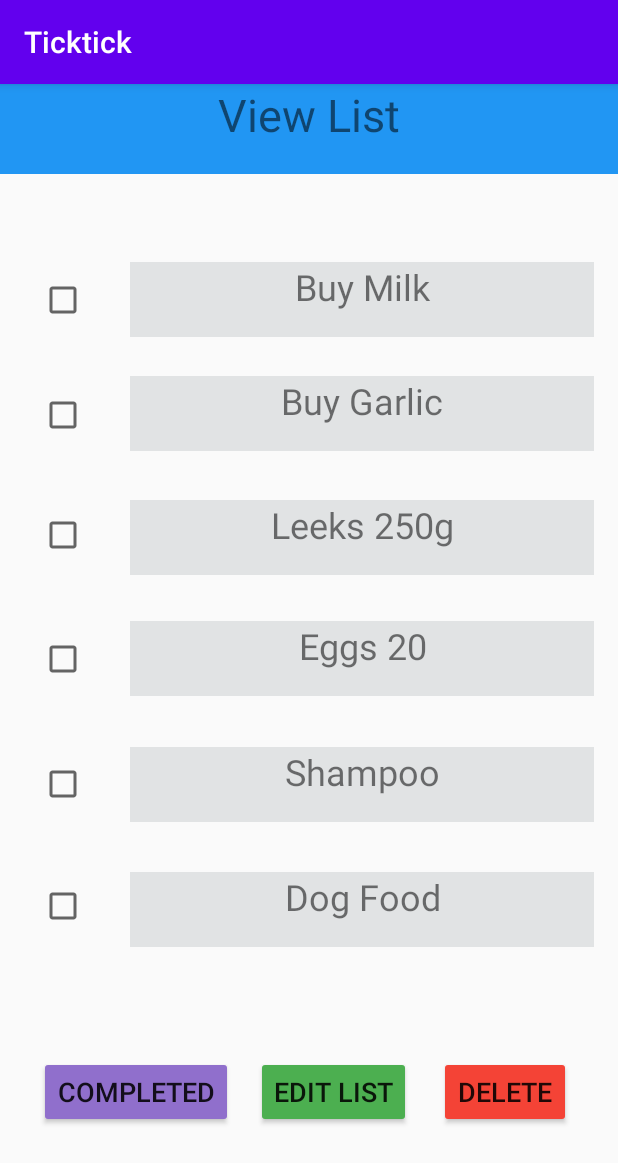
After one commit to lahiru128/Ticktick-Android-Application, an Android app: the ViewList screen opened directly, with no data from a screen before it, on a phone screen of 412 x 824 dp. The commit adds this screen. Shown: the top 1163 px of the screen. Run offline under Robolectric (Android 15) with nearby library versions, the phone set to English and light mode, and no system bars.

Commit message:
Interfaces Added

```diff
--- a/app/build.gradle
+++ b/app/build.gradle
@@ -26,7 +26,10 @@ dependencies {
     implementation fileTree(dir: "libs", include: ["*.jar"])
     implementation 'androidx.appcompat:appcompat:1.2.0'
     implementation 'androidx.constraintlayout:constraintlayout:1.1.3'
-    testImplementation 'junit:junit:4.12'
+    implementation 'androidx.recyclerview:recyclerview:1.1.0'
+    implementation 'com.google.android.material:material:1.2.0'
+    implementation 'com.google.android.material:material:1.3.0-alpha02'
+    testImplementation 'junit:junit:4.13'
     androidTestImplementation 'androidx.test.ext:junit:1.1.1'
     androidTestImplementation 'androidx.test.espresso:espresso-core:3.2.0'
 
--- a/app/src/main/AndroidManifest.xml
+++ b/app/src/main/AndroidManifest.xml
@@ -9,7 +9,10 @@
         android:roundIcon="@mipmap/ic_launcher_round"
         android:supportsRtl="true"
         android:theme="@style/AppTheme">
-        <activity android:name=".MainActivity">
+        <activity android:name=".EditList"></activity>
+        <activity android:name=".ViewList" />
+        <activity android:name=".CreateList" />
+        <activity android:name=".Dashboard">
             <intent-filter>
                 <action android:name="android.intent.action.MAIN" />
 
--- /dev/null
+++ b/app/src/main/java/com/example/ticktick/ViewList.java
@@ -0,0 +1,86 @@
+package com.example.ticktick;
+
+import android.content.DialogInterface;
+import android.os.Bundle;
+import android.view.View;
+import android.widget.Button;
+import android.widget.Toast;
+
+import androidx.appcompat.app.AlertDialog;
+import androidx.appcompat.app.AppCompatActivity;
+
+public class ViewList extends AppCompatActivity {
+    Button closeButton;
+    AlertDialog.Builder builder;
+
+    @Override
+    protected void onCreate(Bundle savedInstanceState) {
+        super.onCreate(savedInstanceState);
+        setContentView(R.layout.activity_view_list);
+
+        closeButton = (Button) findViewById(R.id.button6);
+        builder = new AlertDialog.Builder(this);
+        closeButton.setOnClickListener(new View.OnClickListener() {
+
+            public void onClick(View v) {
+
+                builder.setMessage(R.string.dialog_message) .setTitle(R.string.dialog_title);
+
+                builder.setMessage("Are You Sure Want To Delete?")
+                        .setCancelable(false)
+                        .setPositiveButton("Yes", new DialogInterface.OnClickListener() {
+                            public void onClick(DialogInterface dialog, int id) {
+                                finish();
+                                Toast.makeText(getApplicationContext(),"you choose yes action for alertbox",
+                                        Toast.LENGTH_SHORT).show();
+                            }
+                        })
+                        .setNegativeButton("No", new DialogInterface.OnClickListener() {
+                            public void onClick(DialogInterface dialog, int id) {
+                                dialog.cancel();
+                                Toast.makeText(getApplicationContext(),"you choose no action for alertbox",
+                                        Toast.LENGTH_SHORT).show();
+                            }
+                        });
+                //Creating dialog box
+                AlertDialog alert = builder.create();
+                //Setting the title manually
+                alert.setTitle("Shopping");
+                alert.show();
+            }
+        });
+
+        closeButton = (Button) findViewById(R.id.button5);
+        builder = new AlertDialog.Builder(this);
+        closeButton.setOnClickListener(new View.OnClickListener() {
+
+            public void onClick(View v) {
+
+                builder.setMessage(R.string.dialog_message) .setTitle(R.string.dialog_title);
+
+                builder.setMessage("2 To-dos Not Complted. Are You Sure Want To Mark As Complete?")
+                        .setCancelable(false)
+                        .setPositiveButton("Yes", new DialogInterface.OnClickListener() {
+                            public void onClick(DialogInterface dialog, int id) {
+                                finish();
+                                Toast.makeText(getApplicationContext(),"you choose yes action for ",
+                                        Toast.LENGTH_SHORT).show();
+                            }
+                        })
+                        .setNegativeButton("No", new DialogInterface.OnClickListener() {
+                            public void onClick(DialogInterface dialog, int id) {
+                                dialog.cancel();
+                                Toast.makeText(getApplicationContext(),"you choose no action for alertbox",
+                                        Toast.LENGTH_SHORT).show();
+                            }
+                        });
+                //Creating dialog box
+                AlertDialog alert = builder.create();
+                //Setting the title manually
+                alert.setTitle("Shopping");
+                alert.show();
+            }
+        });
+
+    }
+}
--- /dev/null
+++ b/app/src/main/res/layout/activity_view_list.xml
@@ -0,0 +1,221 @@
+<?xml version="1.0" encoding="utf-8"?>
+<androidx.constraintlayout.widget.ConstraintLayout xmlns:android="http://schemas.android.com/apk/res/android"
+    xmlns:app="http://schemas.android.com/apk/res-auto"
+    xmlns:tools="http://schemas.android.com/tools"
+    android:layout_width="match_parent"
+    android:layout_height="match_parent"
+    tools:context=".ViewList">
+
+    <TextView
+        android:id="@+id/textView2"
+        android:layout_width="0dp"
+        android:layout_height="60dp"
+        android:background="#2196F3"
+        android:text="@string/view"
+        android:textAlignment="center"
+        android:textSize="30sp"
+        app:layout_constraintBottom_toBottomOf="parent"
+        app:layout_constraintEnd_toEndOf="parent"
+        app:layout_constraintStart_toStartOf="parent"
+        app:layout_constraintTop_toTopOf="parent"
+        app:layout_constraintVertical_bias="0.0" />
+
+    <TextView
+        android:id="@+id/textView"
+        android:layout_width="309dp"
+        android:layout_height="50dp"
+        android:background="#E1E3E4"
+        android:text="Buy Milk"
+        android:textAlignment="center"
+        android:textSize="24sp"
+        app:layout_constraintBottom_toBottomOf="parent"
+        app:layout_constraintEnd_toEndOf="parent"
+        app:layout_constraintHorizontal_bias="0.844"
+        app:layout_constraintStart_toStartOf="parent"
+        app:layout_constraintTop_toTopOf="parent"
+        app:layout_constraintVertical_bias="0.165" />
+
+    <TextView
+        android:id="@+id/textView3"
+        android:layout_width="309dp"
+        android:layout_height="50dp"
+        android:background="#E1E3E4"
+        android:text="Dog Food"
+        android:textAlignment="center"
+        android:textSize="24sp"
+        app:layout_constraintBottom_toBottomOf="parent"
+        app:layout_constraintEnd_toEndOf="parent"
+        app:layout_constraintHorizontal_bias="0.843"
+        app:layout_constraintStart_toStartOf="parent"
+        app:layout_constraintTop_toTopOf="parent"
+        app:layout_constraintVertical_bias="0.732" />
+
+    <TextView
+        android:id="@+id/textView4"
+        android:layout_width="309dp"
+        android:layout_height="50dp"
+        android:background="#E1E3E4"
+        android:text="Shampoo"
+        android:textAlignment="center"
+        android:textSize="24sp"
+        app:layout_constraintBottom_toBottomOf="parent"
+        app:layout_constraintEnd_toEndOf="parent"
+        app:layout_constraintHorizontal_bias="0.843"
+        app:layout_constraintStart_toStartOf="parent"
+        app:layout_constraintTop_toTopOf="parent"
+        app:layout_constraintVertical_bias="0.616" />
+
+    <TextView
+        android:id="@+id/textView5"
+        android:layout_width="309dp"
+        android:layout_height="50dp"
+        android:background="#E1E3E4"
+        android:text="Eggs 20"
+        android:textAlignment="center"
+        android:textSize="24sp"
+        app:layout_constraintBottom_toBottomOf="parent"
+        app:layout_constraintEnd_toEndOf="parent"
+        app:layout_constraintHorizontal_bias="0.843"
+        app:layout_constraintStart_toStartOf="parent"
+        app:layout_constraintTop_toTopOf="parent"
+        app:layout_constraintVertical_bias="0.499" />
+
+    <TextView
+        android:id="@+id/textView6"
+        android:layout_width="309dp"
+        android:layout_height="50dp"
+        android:background="#E1E3E4"
+        android:text="Leeks 250g"
+        android:textAlignment="center"
+        android:textSize="24sp"
+        app:layout_constraintBottom_toBottomOf="parent"
+        app:layout_constraintEnd_toEndOf="parent"
+        app:layout_constraintHorizontal_bias="0.843"
+        app:layout_constraintStart_toStartOf="parent"
+        app:layout_constraintTop_toTopOf="parent"
+        app:layout_constraintVertical_bias="0.386" />
+
+    <TextView
+        android:id="@+id/textView7"
+        android:layout_width="309dp"
+        android:layout_height="50dp"
+        android:background="#E1E3E4"
+        android:text="Buy Garlic"
+        android:textAlignment="center"
+        android:textSize="24sp"
+        app:layout_constraintBottom_toBottomOf="parent"
+        app:layout_constraintEnd_toEndOf="parent"
+        app:layout_constraintHorizontal_bias="0.843"
+        app:layout_constraintStart_toStartOf="parent"
+        app:layout_constraintTop_toTopOf="parent"
+        app:layout_constraintVertical_bias="0.271" />
+
+    <CheckBox
+        android:id="@+id/checkBox"
+        android:layout_width="wrap_content"
+        android:layout_height="wrap_content"
+        app:layout_constraintBottom_toBottomOf="parent"
+        app:layout_constraintEnd_toEndOf="parent"
+        app:layout_constraintHorizontal_bias="0.068"
+        app:layout_constraintStart_toStartOf="parent"
+        app:layout_constraintTop_toTopOf="parent"
+        app:layout_constraintVertical_bias="0.174" />
+
+    <CheckBox
+        android:id="@+id/checkBox2"
+        android:layout_width="wrap_content"
+        android:layout_height="wrap_content"
+        app:layout_constraintBottom_toBottomOf="parent"
+        app:layout_constraintEnd_toEndOf="parent"
+        app:layout_constraintHorizontal_bias="0.068"
+        app:layout_constraintStart_toStartOf="parent"
+        app:layout_constraintTop_toTopOf="parent"
+        app:layout_constraintVertical_bias="0.723" />
+
+    <CheckBox
+        android:id="@+id/checkBox3"
+        android:layout_width="wrap_content"
+        android:layout_height="wrap_content"
+        app:layout_constraintBottom_toBottomOf="parent"
+        app:layout_constraintEnd_toEndOf="parent"
+        app:layout_constraintHorizontal_bias="0.068"
+        app:layout_constraintStart_toStartOf="parent"
+        app:layout_constraintTop_toTopOf="parent"
+        app:layout_constraintVertical_bias="0.612" />
+
+    <CheckBox
+        android:id="@+id/checkBox4"
+        android:layout_width="wrap_content"
+        android:layout_height="wrap_content"
+        app:layout_constraintBottom_toBottomOf="parent"
+        app:layout_constraintEnd_toEndOf="parent"
+        app:layout_constraintHorizontal_bias="0.068"
+        app:layout_constraintStart_toStartOf="parent"
+        app:layout_constraintTop_toTopOf="parent"
+        app:layout_constraintVertical_bias="0.499" />
+
+    <CheckBox
+        android:id="@+id/checkBox5"
+        android:layout_width="wrap_content"
+        android:layout_height="wrap_content"
+        app:layout_constraintBottom_toBottomOf="parent"
+        app:layout_constraintEnd_toEndOf="parent"
+        app:layout_constraintHorizontal_bias="0.068"
+        app:layout_constraintStart_toStartOf="parent"
+        app:layout_constraintTop_toTopOf="parent"
+        app:layout_constraintVertical_bias="0.387" />
+
+    <CheckBox
+        android:id="@+id/checkBox6"
+        android:layout_width="wrap_content"
+        android:layout_height="wrap_content"
+        app:layout_constraintBottom_toBottomOf="parent"
+        app:layout_constraintEnd_toEndOf="parent"
+        app:layout_constraintHorizontal_bias="0.068"
+        app:layout_constraintStart_toStartOf="parent"
+        app:layout_constraintTop_toTopOf="parent"
+        app:layout_constraintVertical_bias="0.278" />
+
+    <Button
+        android:id="@+id/button5"
+        android:layout_width="wrap_content"
+        android:layout_height="wrap_content"
+        android:backgroundTint="#906FCC"
+        android:text="@string/completebtn"
+        android:textSize="18sp"
+        app:layout_constraintBottom_toBottomOf="parent"
+        app:layout_constraintEnd_toEndOf="parent"
+        app:layout_constraintHorizontal_bias="0.091"
+        app:layout_constraintStart_toStartOf="parent"
+        app:layout_constraintTop_toTopOf="parent"
+        app:layout_constraintVertical_bias="0.9" />
+
+    <Button
+        android:id="@+id/button6"
+        android:layout_width="wrap_content"
+        android:layout_height="wrap_content"
+        android:backgroundTint="#F44336"
+        android:text="@string/deletebtn"
+        android:textSize="18sp"
+        app:layout_constraintBottom_toBottomOf="parent"
+        app:layout_constraintEnd_toEndOf="parent"
+        app:layout_constraintHorizontal_bias="0.904"
+        app:layout_constraintStart_toStartOf="parent"
+        app:layout_constraintTop_toTopOf="parent"
+        app:layout_constraintVertical_bias="0.9" />
+
+    <Button
+        android:id="@+id/button7"
+        android:layout_width="wrap_content"
+        android:layout_height="wrap_content"
+        android:backgroundTint="#4CAF50"
+        android:text="@string/editbtn"
+        android:textSize="18sp"
+        app:layout_constraintBottom_toBottomOf="parent"
+        app:layout_constraintEnd_toEndOf="parent"
+        app:layout_constraintHorizontal_bias="0.553"
+        app:layout_constraintStart_toStartOf="parent"
+        app:layout_constraintTop_toTopOf="parent"
+        app:layout_constraintVertical_bias="0.9" />
+
+</androidx.constraintlayout.widget.ConstraintLayout>
--- a/app/src/main/res/values/strings.xml
+++ b/app/src/main/res/values/strings.xml
@@ -1,4 +1,19 @@
 <resources>
     <string name="app_name">Ticktick</string>
     <string name="ticktick">Ticktick</string>
+    <string name="dash">Dashborad</string>
+    <string name="createbtn">Create List</string>
+    <string name="view">View List</string>
+    <string name="completebtn">Completed</string>
+    <string name="editbtn">Edit List</string>
+    <string name="deletebtn">Delete</string>
+    <string name="create">Create List</string>
+    <string name="insermorebtn">Insert More To-Dos</string>
+    <string name="updatebtn">Update</string>
+    <string name="shopping">Shopping</string>
+    <string name="home_work">Home Work</string>
+    <string name="personal">Personal</string>
+    <string name="addbtn">Add</string>
+    <string name="dialog_message">Welcome to Alert Dialog</string>
+    <string name="dialog_title">Javatpoint Alert Dialog</string>
 </resources>
```
Also changed, not shown: app/src/main/java/com/example/ticktick/CreateList.java (added, +14 -0 lines), app/src/main/java/com/example/ticktick/Dashboard.java (added, +14 -0 lines), app/src/main/java/com/example/ticktick/EditList.java (added, +14 -0 lines), app/src/main/res/layout/activity_create_list.xml (added, +143 -0 lines), app/src/main/res/layout/activity_dashboard.xml (added, +72 -0 lines), app/src/main/res/layout/activity_edit_list.xml (added, +146 -0 lines).
